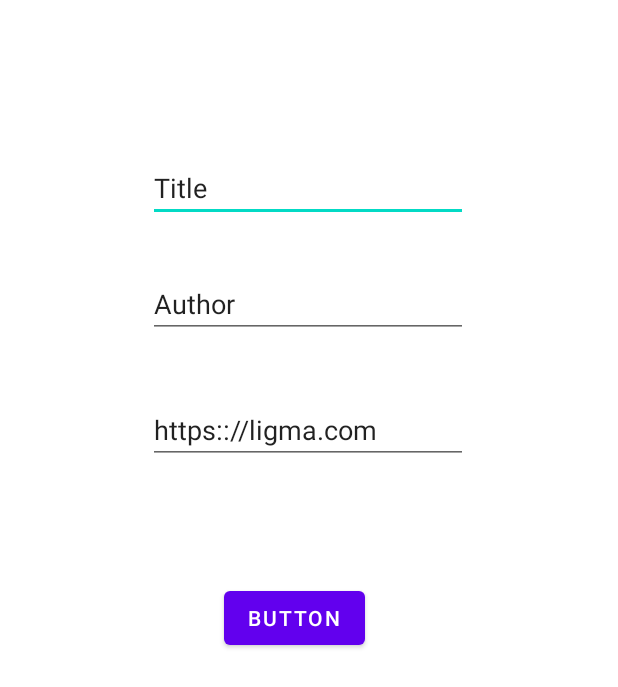
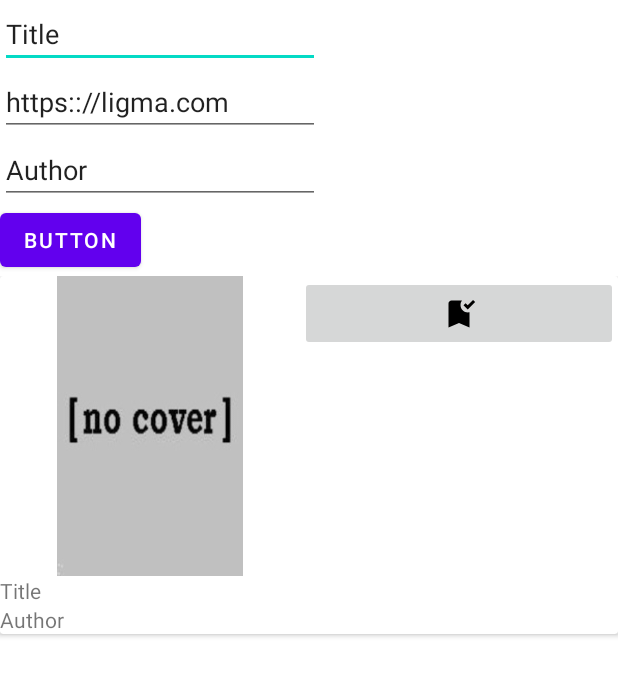
Before and after one commit to GvidoNN/BookSearcher2, an Android app: the fragment FavouriteFragment shown on its own in the app's theme, after a tap on "BUTTON", on a phone screen of 412 x 824 dp. Shown: the top 687 px of the screen. Run offline under Robolectric (Android 15) with nearby library versions, the phone set to English and light mode, and no system bars; our stand-ins replace Room's generated code.

Commit message:
Add recycler view and now info from database showing

```diff
--- /dev/null
+++ b/app/src/main/java/com/example/booksearcher2/data/database/DataBaseObject.kt
@@ -0,0 +1,23 @@
+package com.example.booksearcher2.data.database
+
+import android.content.Context
+import androidx.room.Room
+
+object DataBaseObject {
+
+    @Volatile
+    private var INSTANCE: FavouriteBookDataBase? = null
+    fun getInstance(context: Context): FavouriteBookDataBase {
+        synchronized(this) {
+            var instance = INSTANCE
+            if(instance == null){
+                instance = Room.databaseBuilder(
+                    context.applicationContext,
+                    FavouriteBookDataBase::class.java,
+                    "favourite_book_database"
+                ).build()
+            }
+            return instance
+        }
+    }
+}
--- a/app/src/main/java/com/example/booksearcher2/data/database/FavouriteBookDataBase.kt
+++ b/app/src/main/java/com/example/booksearcher2/data/database/FavouriteBookDataBase.kt
@@ -11,22 +11,4 @@ abstract class FavouriteBookDataBase : RoomDatabase() {
 
     abstract fun favouriteBookDao(): FavouriteBookDao
 
-    companion object {
-
-        @Volatile
-        private var INSTANCE: FavouriteBookDataBase? = null
-        fun getInstance(context: Context): FavouriteBookDataBase {
-            synchronized(this) {
-                var instance = INSTANCE
-                if(instance == null){
-                    instance = Room.databaseBuilder(
-                        context.applicationContext,
-                        FavouriteBookDataBase::class.java,
-                        "favourite_book_database"
-                    ).build()
-                }
-                return instance
-            }
-        }
-    }
 }
--- a/app/src/main/java/com/example/booksearcher2/presentation/favourite/FavouriteAdapter.kt
+++ b/app/src/main/java/com/example/booksearcher2/presentation/favourite/FavouriteAdapter.kt
@@ -1,4 +1,44 @@
 package com.example.booksearcher2.presentation.favourite
 
-class FavouriteAdapter {
+import android.content.Context
+import android.view.LayoutInflater
+import android.view.View
+import android.view.ViewGroup
+import android.widget.ImageView
+import android.widget.TextView
+import androidx.recyclerview.widget.RecyclerView
+import com.example.booksearcher2.R
+import com.example.booksearcher2.domain.models.database.FavouriteBook
+import com.example.booksearcher2.presentation.main.SearchInsideAdapter
+
+class FavouriteAdapter : RecyclerView.Adapter<FavouriteAdapter.FavouriteBookViewHolder>() {
+
+    private lateinit var context: Context
+    var favouriteBookList = mutableListOf<FavouriteBook>()
+    class FavouriteBookViewHolder(itemView: View) : RecyclerView.ViewHolder(itemView) {
+        val tvFavouriteTitle: TextView = itemView.findViewById(R.id.tvFavouriteTitle)
+        val tvAuthorName: TextView = itemView.findViewById(R.id.tvFavoriteAuthor)
+        val imCoverBook: ImageView = itemView.findViewById(R.id.imFavouriteCover)
+    }
+
+    fun setFavouriteList(favouriteBook: List<FavouriteBook>){
+        this.favouriteBookList = favouriteBook.toMutableList()
+        notifyDataSetChanged()
+    }
+
+    override fun onCreateViewHolder(parent: ViewGroup, viewType: Int): FavouriteBookViewHolder {
+        context = parent.context
+        val view = LayoutInflater.from(parent.context).inflate(R.layout.favourite_book_item, parent, false)
+        return FavouriteBookViewHolder(view)
+
+    }
+    override fun onBindViewHolder(holder: FavouriteBookViewHolder, position: Int) {
+        val favouriteBookData = favouriteBookList[position]
+        holder.tvAuthorName.text = favouriteBookData.author
+        holder.tvFavouriteTitle.text = favouriteBookData.title
+        holder.imCoverBook.setImageResource(R.drawable.nocover)
+    }
+    override fun getItemCount(): Int {
+        return favouriteBookList.size
+    }
 }
--- a/app/src/main/java/com/example/booksearcher2/presentation/favourite/FavouriteFragment.kt
+++ b/app/src/main/java/com/example/booksearcher2/presentation/favourite/FavouriteFragment.kt
@@ -6,7 +6,10 @@ import android.widget.Button
 import android.widget.EditText
 import androidx.fragment.app.Fragment
 import androidx.lifecycle.ViewModelProvider
+import androidx.recyclerview.widget.LinearLayoutManager
+import androidx.recyclerview.widget.RecyclerView
 import com.example.booksearcher2.R
+import com.example.booksearcher2.data.database.DataBaseObject
 import com.example.booksearcher2.data.database.FavouriteBookDataBase
 import com.example.booksearcher2.domain.models.database.FavouriteBook
 
@@ -16,6 +19,8 @@ class FavouriteFragment : Fragment(R.layout.fragment_favourite) {
     private lateinit var edTitle: EditText
     private lateinit var edAuthor: EditText
     private lateinit var edUrl: EditText
+    private lateinit var favouriteRecyclerView: RecyclerView
+    private lateinit var adapter: FavouriteAdapter
 
     private lateinit var viewModel: FavouriteViewModel
     override fun onViewCreated(view: View, savedInstanceState: Bundle?) {
@@ -26,7 +31,13 @@ class FavouriteFragment : Fragment(R.layout.fragment_favourite) {
         edAuthor = requireView().findViewById(R.id.edAuthor)
         edUrl = requireView().findViewById(R.id.edUrl)
 
-        val dao = FavouriteBookDataBase.getInstance(requireContext()).favouriteBookDao()
+        favouriteRecyclerView = requireView().findViewById(R.id.recyclerViewFavouriteBooks)
+        favouriteRecyclerView.layoutManager = LinearLayoutManager(requireContext())
+        adapter = FavouriteAdapter()
+        favouriteRecyclerView.adapter = adapter
+
+
+        val dao = DataBaseObject.getInstance(requireContext()).favouriteBookDao()
         val factory = FavouriteViewModelFactory(dao)
         viewModel = ViewModelProvider(this, factory).get(FavouriteViewModel::class.java)
 
@@ -34,8 +45,19 @@ class FavouriteFragment : Fragment(R.layout.fragment_favourite) {
             saveBookData()
         }
 
+        displayAllBooks()
+
 
     }
+
+    private fun displayAllBooks(){
+        viewModel.books.observe(viewLifecycleOwner,{
+            adapter.setFavouriteList(it)
+            adapter.notifyDataSetChanged()
+        })
+
+    }
+
 
     private fun saveBookData() {
 //        val title = edTitle.text.toString()
--- /dev/null
+++ b/app/src/main/res/layout/favourite_book_item.xml
@@ -0,0 +1,48 @@
+<?xml version="1.0" encoding="utf-8"?>
+<androidx.cardview.widget.CardView xmlns:android="http://schemas.android.com/apk/res/android"
+    xmlns:app="http://schemas.android.com/apk/res-auto"
+    xmlns:tools="http://schemas.android.com/tools"
+    android:layout_width="match_parent"
+    android:layout_height="wrap_content" >
+
+    <LinearLayout
+        android:layout_width="match_parent"
+        android:layout_height="wrap_content"
+        android:orientation="horizontal">
+
+        <LinearLayout
+            android:layout_width="wrap_content"
+            android:layout_height="wrap_content"
+            android:orientation="vertical">
+
+            <ImageView
+                android:id="@+id/imFavouriteCover"
+                android:layout_width="200dp"
+                android:layout_height="200dp"
+                android:layout_gravity="center"
+                android:foregroundGravity="center"
+                tools:srcCompat="@tools:sample/avatars" />
+
+            <TextView
+                android:id="@+id/tvFavouriteTitle"
+                android:layout_width="match_parent"
+                android:layout_height="wrap_content"
+                android:text="TextView" />
+
+            <TextView
+                android:id="@+id/tvFavoriteAuthor"
+                android:layout_width="match_parent"
+                android:layout_height="wrap_content"
+                android:text="TextView" />
+        </LinearLayout>
+
+        <ImageButton
+            android:id="@+id/imageButton3"
+            android:layout_width="50dp"
+            android:layout_height="50dp"
+            android:layout_gravity="right"
+            android:layout_weight="1"
+            android:foregroundGravity="right"
+            app:srcCompat="@drawable/icon_favourite_true" />
+    </LinearLayout>
+</androidx.cardview.widget.CardView>
--- a/app/src/main/res/layout/fragment_favourite.xml
+++ b/app/src/main/res/layout/fragment_favourite.xml
@@ -5,19 +5,18 @@
     android:layout_width="match_parent"
     android:layout_height="match_parent">
 
+    <LinearLayout
+        android:layout_width="match_parent"
+        android:layout_height="match_parent"
+        android:orientation="vertical">
+
         <EditText
             android:id="@+id/edTitle"
             android:layout_width="wrap_content"
             android:layout_height="wrap_content"
             android:ems="10"
             android:inputType="textPersonName"
-        android:text="Title"
-        app:layout_constraintBottom_toBottomOf="parent"
-        app:layout_constraintEnd_toEndOf="parent"
-        app:layout_constraintHorizontal_bias="0.497"
-        app:layout_constraintStart_toStartOf="parent"
-        app:layout_constraintTop_toTopOf="parent"
-        app:layout_constraintVertical_bias="0.132" />
+            android:text="Title" />
 
         <EditText
             android:id="@+id/edUrl"
@@ -25,13 +24,7 @@
             android:layout_height="wrap_content"
             android:ems="10"
             android:inputType="textPersonName"
-        android:text="https:://ligma.com"
-        app:layout_constraintBottom_toBottomOf="parent"
-        app:layout_constraintEnd_toEndOf="parent"
-        app:layout_constraintHorizontal_bias="0.497"
-        app:layout_constraintStart_toStartOf="parent"
-        app:layout_constraintTop_toTopOf="parent"
-        app:layout_constraintVertical_bias="0.339" />
+            android:text="https:://ligma.com" />
 
         <EditText
             android:id="@+id/edAuthor"
@@ -39,22 +32,18 @@
             android:layout_height="wrap_content"
             android:ems="10"
             android:inputType="textPersonName"
-        android:text="Author"
-        app:layout_constraintBottom_toBottomOf="parent"
-        app:layout_constraintEnd_toEndOf="parent"
-        app:layout_constraintHorizontal_bias="0.497"
-        app:layout_constraintStart_toStartOf="parent"
-        app:layout_constraintTop_toTopOf="parent"
-        app:layout_constraintVertical_bias="0.231" />
+            android:text="Author" />
 
         <Button
             android:id="@+id/btAddToBD"
             android:layout_width="wrap_content"
             android:layout_height="wrap_content"
-        android:text="Button"
-        app:layout_constraintBottom_toBottomOf="parent"
-        app:layout_constraintEnd_toEndOf="parent"
-        app:layout_constraintHorizontal_bias="0.47"
-        app:layout_constraintStart_toStartOf="parent"
-        app:layout_constraintTop_toTopOf="parent" />
+            android:text="Button" />
+
+        <androidx.recyclerview.widget.RecyclerView
+            android:id="@+id/recyclerViewFavouriteBooks"
+            android:layout_width="match_parent"
+            android:layout_height="match_parent" />
+    </LinearLayout>
+
 </androidx.constraintlayout.widget.ConstraintLayout>
```
Also changed, not shown: app/src/main/res/font/nunito_bold.ttf (added), app/src/main/res/font/nunito_light.ttf (added), app/src/main/res/font/nunito_medium.ttf (added), app/src/main/res/font/nunito_regular.ttf (added). Lines whose indentation alone changed are shown as unchanged.
